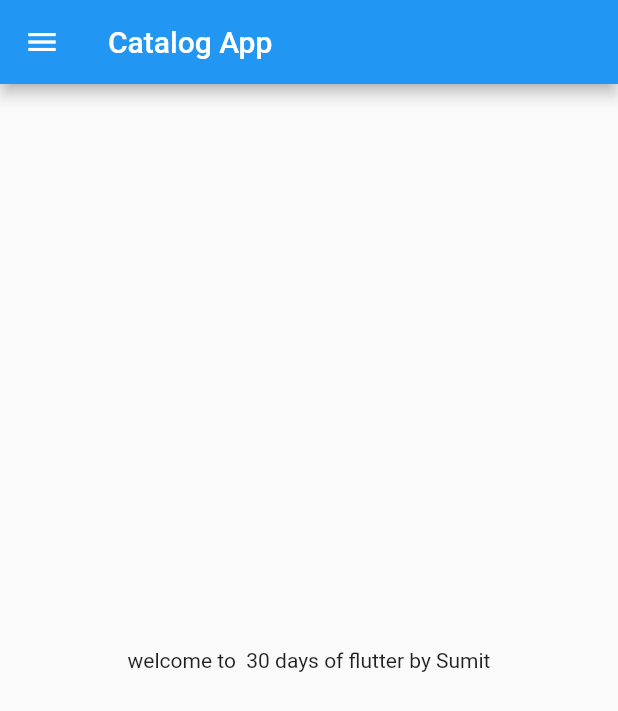
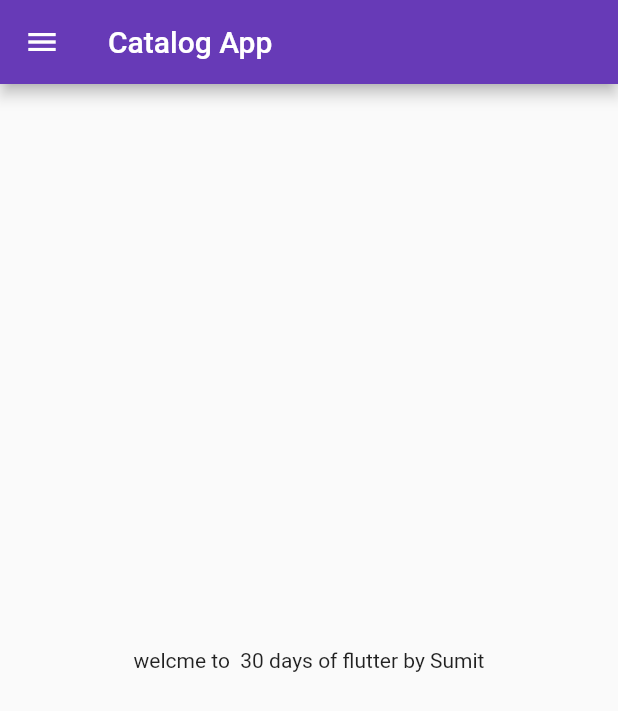
Before and after one commit to sumit2060049/30daysofflutter, a Flutter app: the screen it shows after launch, on a phone screen of 412 x 824 dp. Shown: the top 711 px of the screen. Run offline on Flutter 3.47's test engine with Material 2 defaults, Android fonts, the phone set to English and light mode, and no system bars.

Commit message:
Day 3 completed

```diff
--- a/lib/main.dart
+++ b/lib/main.dart
@@ -1,5 +1,6 @@
 import 'package:flutter/material.dart'; //we need material libreary,or we can use curpertion library or widgets library.
-import 'home_page.dart';
+import 'pages/login_page.dart';
+import 'pages/home_page.dart';
 
 //import 'package:flutter_application_1/home_page.dart';
 
@@ -16,7 +17,21 @@ class MyApp extends StatelessWidget {
     //return const Placeholder();
 
     return MaterialApp(
-      home: HomePage(),
+      //home: HomePage(),
+      themeMode: ThemeMode.light,
+      theme: ThemeData(primarySwatch: Colors.deepPurple),
+      darkTheme: ThemeData(
+        brightness: Brightness.dark,
+        primarySwatch: Colors.red,
+      ),
+      initialRoute: "/home",
+      routes: {
+        //"/": (context) => HomePage(),
+        "/": (context) => LoginPage(), //by default
+        "/home": (context) =>
+            HomePage(), //here we are basically making the object of class new keyword can/cannot be there.
+        "/login": (context) => LoginPage()
+      },
     );
   }
 }
--- a/lib/home_page.dart
+++ b/lib/pages/home_page.dart
@@ -15,7 +15,7 @@ class HomePage extends StatelessWidget {
       ),
       body: Center(
         child: Container(
-          child: Text("welcome to  ${days} days of flutter by $name"),
+          child: Text("welcme to  ${days} days of flutter by $name"),
         ),
       ),
       drawer: Drawer(),
```
Also changed, not shown: lib/pages/login_page.dart (added, +19 -0 lines).
